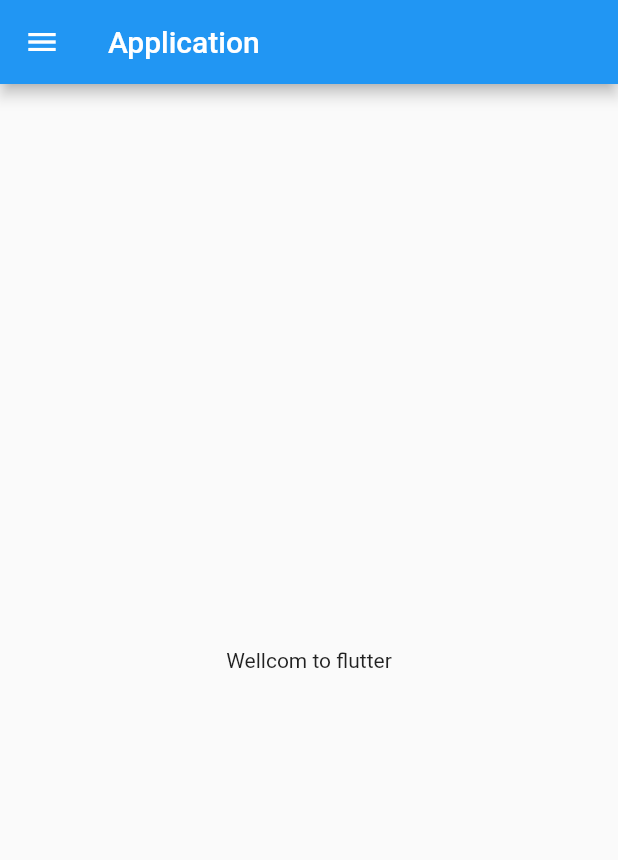
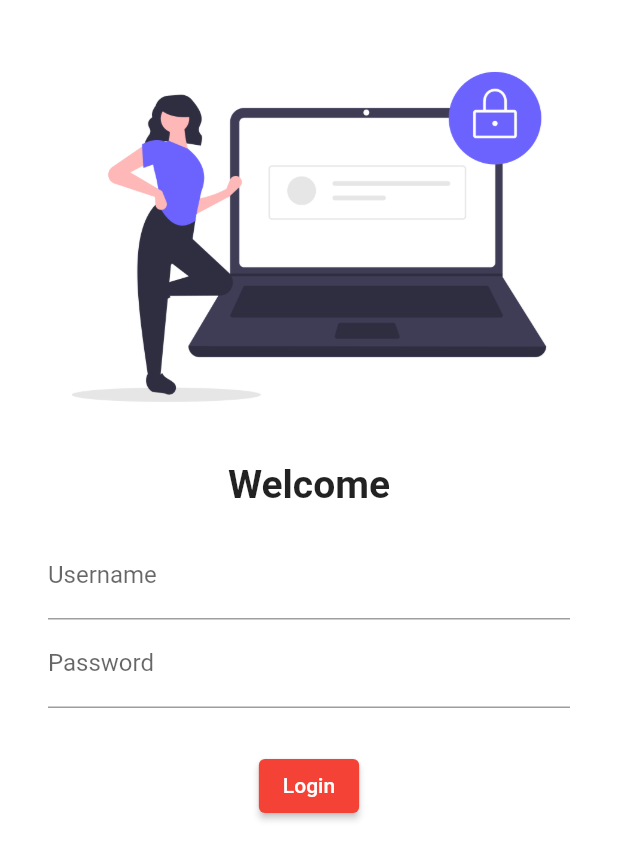
Before and after one commit to AsnanSultan/FlutterLearning, a Flutter app: the screen it shows after launch, on a phone screen of 412 x 824 dp. Shown: the top 860 px of the screen. Run offline on Flutter 3.47's test engine with Material 2 defaults, Android fonts, the phone set to English and light mode, and no system bars.

Commit message:
Day3 completed

```diff
--- a/lib/main.dart
+++ b/lib/main.dart
@@ -1,5 +1,6 @@
 import 'package:flutter/material.dart';
-import 'package:flutter_application_with_git/home_page.dart';
+import 'package:flutter_application_with_git/pages/home_page.dart';
+import 'package:flutter_application_with_git/pages/login_page.dart';
 
 void main() {
   runApp(MyApp());
@@ -9,7 +10,19 @@ class MyApp extends StatelessWidget {
   @override
   Widget build(BuildContext context) {
     return MaterialApp(
-      home: HomePage(),
+      //  home: HomePage(),
+      themeMode: ThemeMode.light,
+      theme: ThemeData(
+        primarySwatch: Colors.red,
+      ),
+      darkTheme: ThemeData(
+        brightness: Brightness.dark,
+      ),
+      routes: {
+        "/": (context) => LoginPage(),
+        "/home": (context) => HomePage(),
+        "/LoginPage": (context) => LoginPage(),
+      },
     );
   }
 }
--- /dev/null
+++ b/lib/pages/login_page.dart
@@ -0,0 +1,58 @@
+import 'package:flutter/material.dart';
+
+class LoginPage extends StatelessWidget {
+  @override
+  Widget build(BuildContext context) {
+    return Material(
+        color: Colors.white,
+        child: Column(
+          children: [
+            SizedBox(
+              height: 16,
+            ),
+            Image.asset(
+              "assets/images/login.png",
+              fit: BoxFit.cover,
+            ),
+            SizedBox(
+              height: 8,
+            ),
+            Text(
+              "Welcome",
+              style: TextStyle(
+                fontSize: 26,
+                fontWeight: FontWeight.bold,
+              ),
+            ),
+            SizedBox(
+              height: 8,
+            ),
+            Padding(
+              padding: const EdgeInsets.symmetric(vertical: 8, horizontal: 32),
+              child: Column(children: [
+                TextFormField(
+                  decoration: InputDecoration(
+                    hintText: "Enter username",
+                    labelText: "Username",
+                  ),
+                ),
+                TextFormField(
+                  obscureText: true,
+                  decoration: InputDecoration(
+                    hintText: "Enter password",
+                    labelText: "Password",
+                  ),
+                ),
+              ]),
+            ),
+            SizedBox(
+              height: 20,
+            ),
+            ElevatedButton(
+              onPressed: () {},
+              child: Text("Login"),
+            ),
+          ],
+        ));
+  }
+}
--- a/pubspec.yaml
+++ b/pubspec.yaml
@@ -45,8 +45,8 @@ flutter:
   uses-material-design: true
 
   # To add assets to your application, add an assets section, like this:
-  # assets:
-  #   - images/a_dot_burr.jpeg
+  assets:
+    - assets/images/
   #   - images/a_dot_ham.jpeg
 
   # An image asset can refer to one or more resolution-specific "variants", see
```
Also changed, not shown: assets/images/login.png (added), lib/pages/home_page.dart (renamed from lib/home_page.dart).
